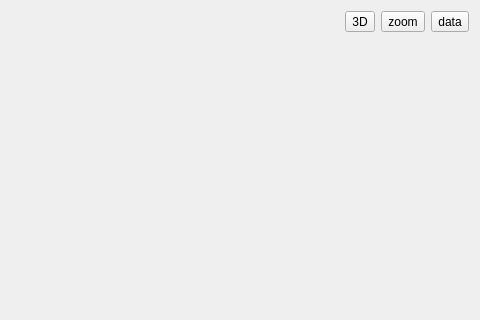
Before: the Qt Designer form form/plot/formplot.ui in MRsoymilk/MySerial, drawn with Qt 5; both pictures show x 149 to 629 and y 0 to 320 of the 629 by 455 pixel window.
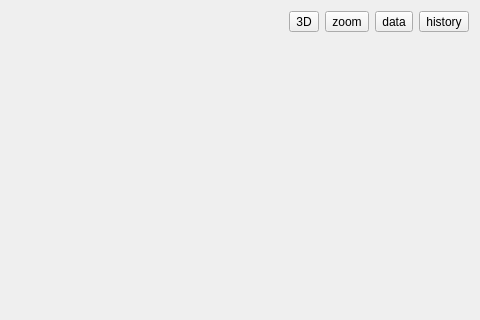
After: the same form once the commit is applied. Icons and pictures are not drawn.

Commit message: add plot history

The edit to the form file:
```diff
--- a/form/plot/formplot.ui
+++ b/form/plot/formplot.ui
@@ -53,6 +53,13 @@
        </property>
       </widget>
      </item>
+     <item>
+      <widget class="QToolButton" name="tBtnHistory">
+       <property name="text">
+        <string>history</string>
+       </property>
+      </widget>
+     </item>
     </layout>
    </item>
    <item row="1" column="0">
```
The commit also changes 10 other files.
